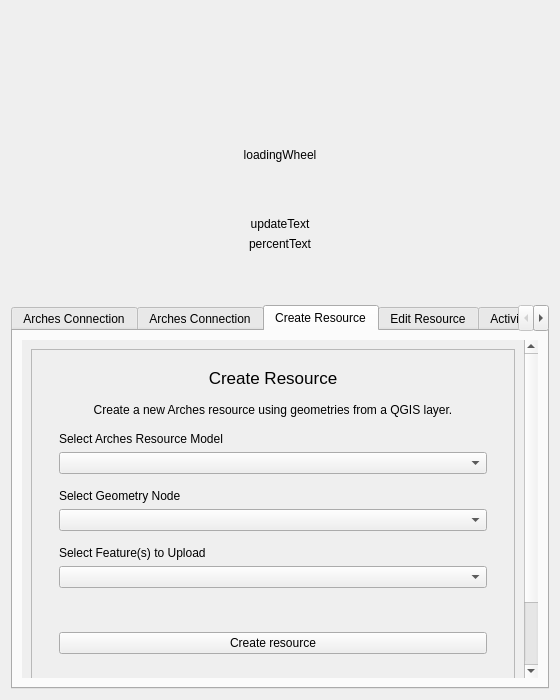
This is arches_project/ui/arches_project_dialog_base.ui in archesproject/arches-qgis as Qt 5 draws it before an edit. The edited form follows.
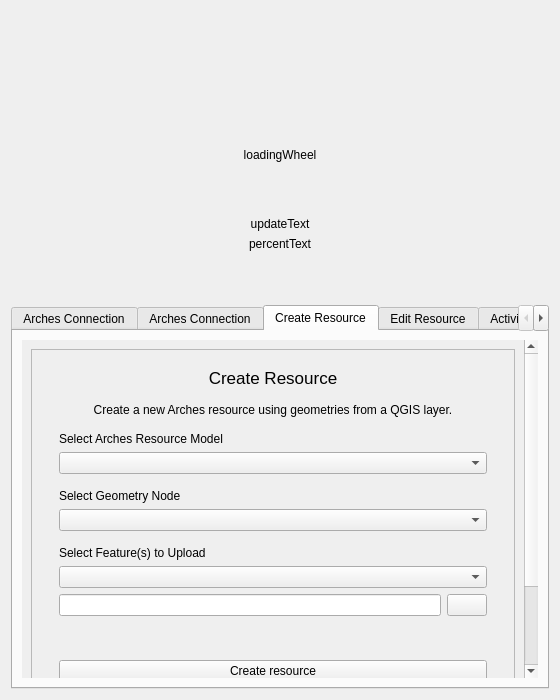
This is the edited form. The open tabs and pages were chosen to show the change. Icons and pictures are not drawn. Custom widgets are drawn as their Qt base class.

Commit message: Create new widgets for map selection information

The edit to the form file:
```diff
--- a/arches_project/ui/arches_project_dialog_base.ui
+++ b/arches_project/ui/arches_project_dialog_base.ui
@@ -774,9 +774,9 @@
           <property name="geometry">
            <rect>
             <x>0</x>
-            <y>0</y>
-            <width>513</width>
-            <height>391</height>
+            <y>-53</y>
+            <width>495</width>
+            <height>590</height>
            </rect>
           </property>
           <layout class="QVBoxLayout" name="verticalLayout_11">
@@ -926,6 +926,44 @@
                  <item>
                   <widget class="QComboBox" name="createResGeomSelectCombo"/>
                  </item>
+                 <item>
+                  <widget class="QFrame" name="createResFeatureSelectFrame">
+                   <property name="frameShape">
+                    <enum>QFrame::NoFrame</enum>
+                   </property>
+                   <property name="frameShadow">
+                    <enum>QFrame::Raised</enum>
+                   </property>
+                   <layout class="QHBoxLayout" name="horizontalLayout_4">
+                    <property name="leftMargin">
+                     <number>0</number>
+                    </property>
+                    <property name="topMargin">
+                     <number>0</number>
+                    </property>
+                    <property name="rightMargin">
+                     <number>0</number>
+                    </property>
+                    <property name="bottomMargin">
+                     <number>0</number>
+                    </property>
+                    <item>
+                     <widget class="QLineEdit" name="createResFeatureLineEdit">
+                      <property name="readOnly">
+                       <bool>true</bool>
+                      </property>
+                     </widget>
+                    </item>
+                    <item>
+                     <widget class="QPushButton" name="createResFeatureSelectButton">
+                      <property name="text">
+                       <string/>
+                      </property>
+                     </widget>
+                    </item>
+                   </layout>
+                  </widget>
+                 </item>
                 </layout>
                </widget>
               </item>
```
Left out of the diff: 2 changed lines with no effect on the pictures. The commit also changes 1 other file.
